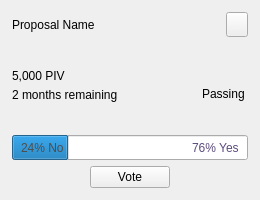
Old version of the form src/qt/pivx/forms/proposalcard.ui in the repository SOLARI-Project/SOLARI.
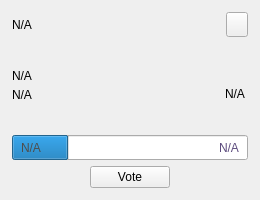
New version of the form.

Patch:
```diff
--- a/src/qt/pivx/forms/proposalcard.ui
+++ b/src/qt/pivx/forms/proposalcard.ui
@@ -82,7 +82,7 @@
         <item>
          <widget class="QLabel" name="labelPropName">
           <property name="text">
-           <string notr="true">Proposal Name</string>
+           <string notr="true">N/A</string>
           </property>
          </widget>
         </item>
@@ -174,14 +174,14 @@
             <item alignment="Qt::AlignBottom">
              <widget class="QLabel" name="labelPropAmount">
               <property name="text">
-               <string notr="true">5,000 PIV</string>
+               <string notr="true">N/A</string>
               </property>
              </widget>
             </item>
             <item>
              <widget class="QLabel" name="labelPropMonths">
               <property name="text">
-               <string notr="true">2 months remaining</string>
+               <string notr="true">N/A</string>
               </property>
              </widget>
             </item>
@@ -207,7 +207,7 @@
             <string notr="true">margin-top:16;</string>
            </property>
            <property name="text">
-            <string notr="true">Passing</string>
+            <string notr="true">N/A</string>
            </property>
           </widget>
          </item>
@@ -289,7 +289,7 @@
                <string notr="true">color:#4D4D4D;</string>
               </property>
               <property name="text">
-               <string notr="true">24% No</string>
+               <string notr="true">N/A</string>
               </property>
              </widget>
             </item>
@@ -312,7 +312,7 @@
                <string notr="true">color:#5C4B7D;</string>
               </property>
               <property name="text">
-               <string notr="true">76% Yes</string>
+               <string notr="true">N/A</string>
               </property>
              </widget>
             </item>
```
